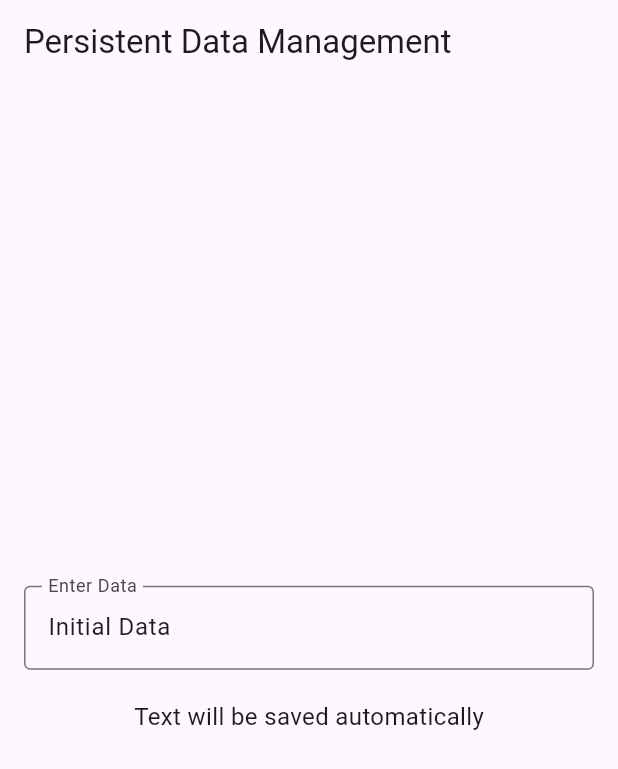
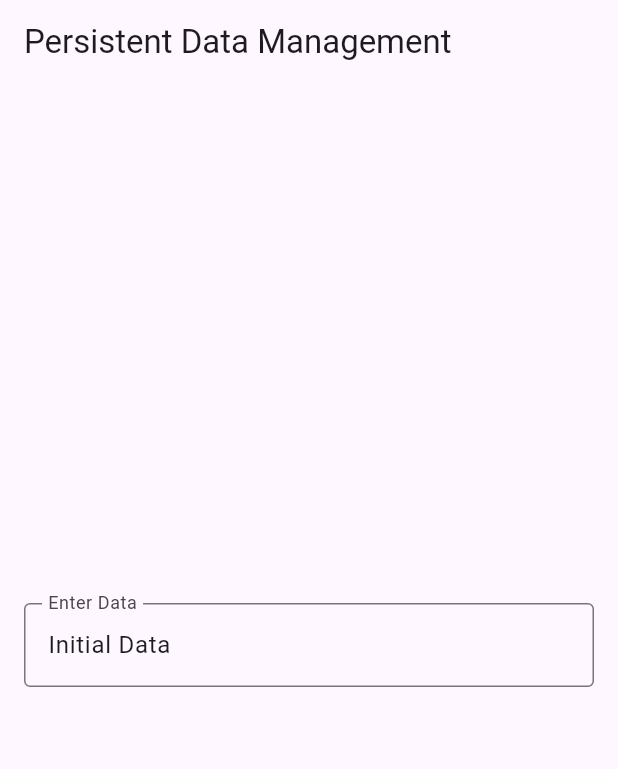
Before and after one commit to shristiUW/CSS-545-HW3, a Flutter app: the screen it shows after launch, on a phone screen of 412 x 824 dp. Shown: the top 769 px of the screen. Run offline on Flutter 3.47's test engine with Material 3 defaults, Android fonts, the phone set to English and light mode, and no system bars; our stand-ins replace shared_preferences.

Commit message:
Removed one text from main.dart

```diff
--- a/lib/main.dart
+++ b/lib/main.dart
@@ -74,7 +74,6 @@ class _MyAppState extends State<MyApp> with WidgetsBindingObserver {
                   ),
                 ),
                 SizedBox(height: 20),
-                Text('Text will be saved automatically', style: TextStyle(fontSize: 16)),
               ],
             ),
           ),
```
